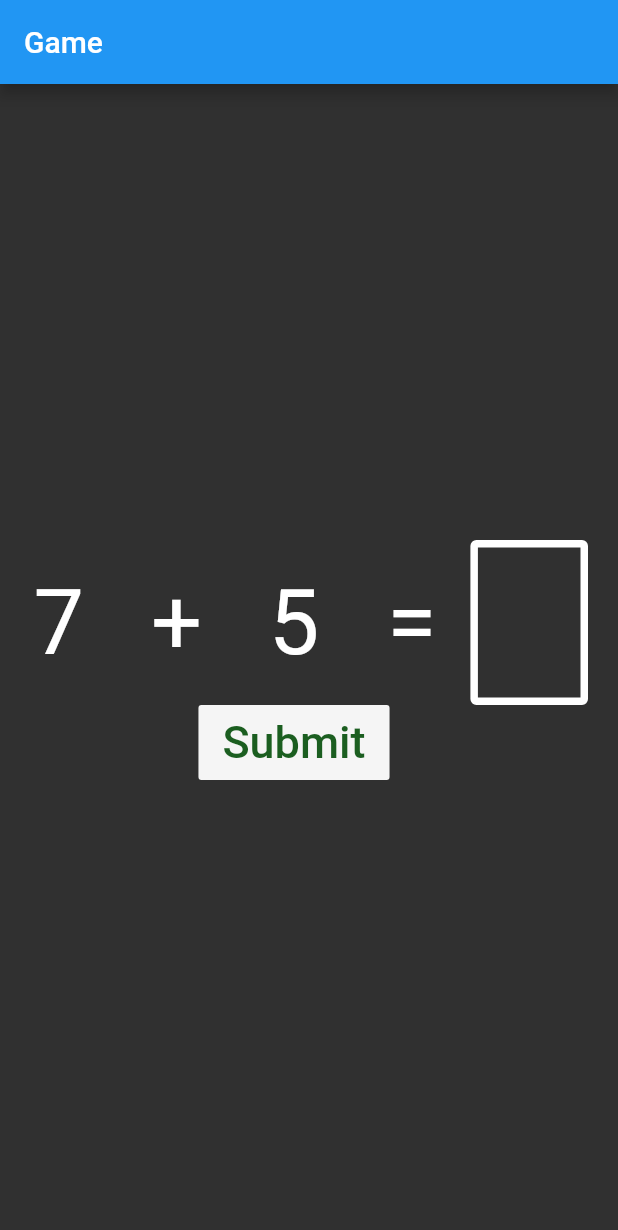
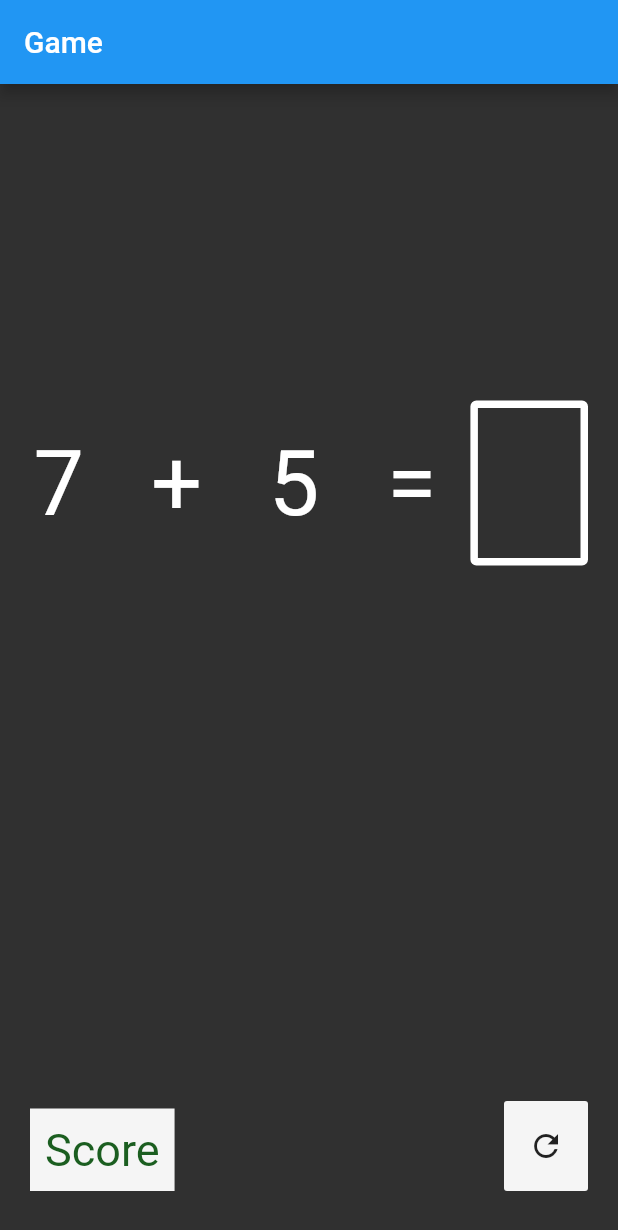
Before and after one commit to shivamanand-dev/Number-Game, a Flutter app: the screen it shows after launch, on a phone screen of 412 x 824 dp. Shown: the top 1230 px of the screen. Run offline on Flutter 3.47's test engine with Material 2 defaults, Android fonts, the phone set to English and light mode, and no system bars.

```diff
--- a/lib/main.dart
+++ b/lib/main.dart
@@ -136,11 +136,13 @@ class _GameFunState extends State<GameFun> {
   Widget build(BuildContext context) {
     return Center(
         child: Padding(
-            padding: EdgeInsets.only(right: 20),
+            padding: EdgeInsets.only(right: 20, bottom: 30, top: 30),
             child: Column(
               mainAxisAlignment: MainAxisAlignment.center,
               children: <Widget>[
-                Row(
+                Expanded(
+                  flex: 2,
+                  child: Row(
                     crossAxisAlignment: CrossAxisAlignment.center,
                     children: <Widget>[
                       Expanded(
@@ -190,31 +192,63 @@ class _GameFunState extends State<GameFun> {
                           onChanged: (text) {
                             inputValue = int.parse(text);
                             print(inputValue);
+                            checkAnswer();
+                            if (nextBtn == "Correct") {
+                              changeOperator();
+                              changeNumber();
+                              clearTextBox();
+                            }
                           },
                           controller: fieldText,
                         ),
                       ),
                     ],
                   ),
-                Row(
-                  mainAxisAlignment: MainAxisAlignment.center,
+                ),
+                Expanded(
+                  child: Row(
+                    mainAxisAlignment: MainAxisAlignment.spaceBetween,
+                    children: <Widget>[
+                      Expanded(
+                        child: Column(
+                          mainAxisAlignment: MainAxisAlignment.end,
+                          crossAxisAlignment: CrossAxisAlignment.start,
+                          children: <Widget>[
+                            Container(
+                              color: Colors.grey[100],
+                              // height: 50,
+                              padding: const EdgeInsets.all(10),
+                              margin: const EdgeInsets.only(left: 20),
+                              child: Text(
+                                'Score',
+                                style: TextStyle(
+                                    color: Colors.green[900], fontSize: 30),
+                              ),
+                            )
+                          ],
+                        ),
+                      ),
+                      Expanded(
+                        child: Column(
+                          mainAxisAlignment: MainAxisAlignment.end,
+                          crossAxisAlignment: CrossAxisAlignment.end,
                           children: <Widget>[
                             FlatButton(
                               color: Colors.grey[100],
-                      height: 50,
-                      child: Text(
-                        '$nextBtn',
-                        style:
-                            TextStyle(color: Colors.green[900], fontSize: 30),
-                      ),
+                              height: 60,
+                              minWidth: 30,
+                              child: Icon(Icons.refresh),
                               onPressed: () {
-                        checkAnswer();
                                 changeOperator();
                                 changeNumber();
                                 clearTextBox();
                               },
                             )
                           ],
+                        ),
+                      )
+                    ],
+                  ),
                 )
               ],
             )));
```
Lines whose indentation alone changed are shown as unchanged.
